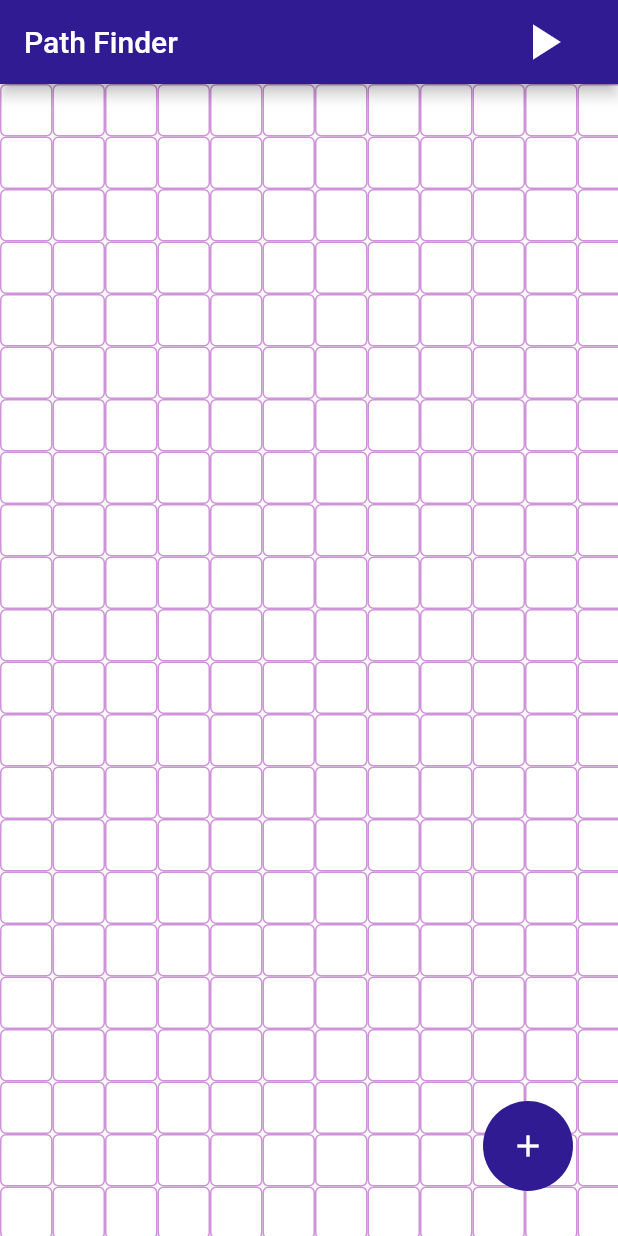
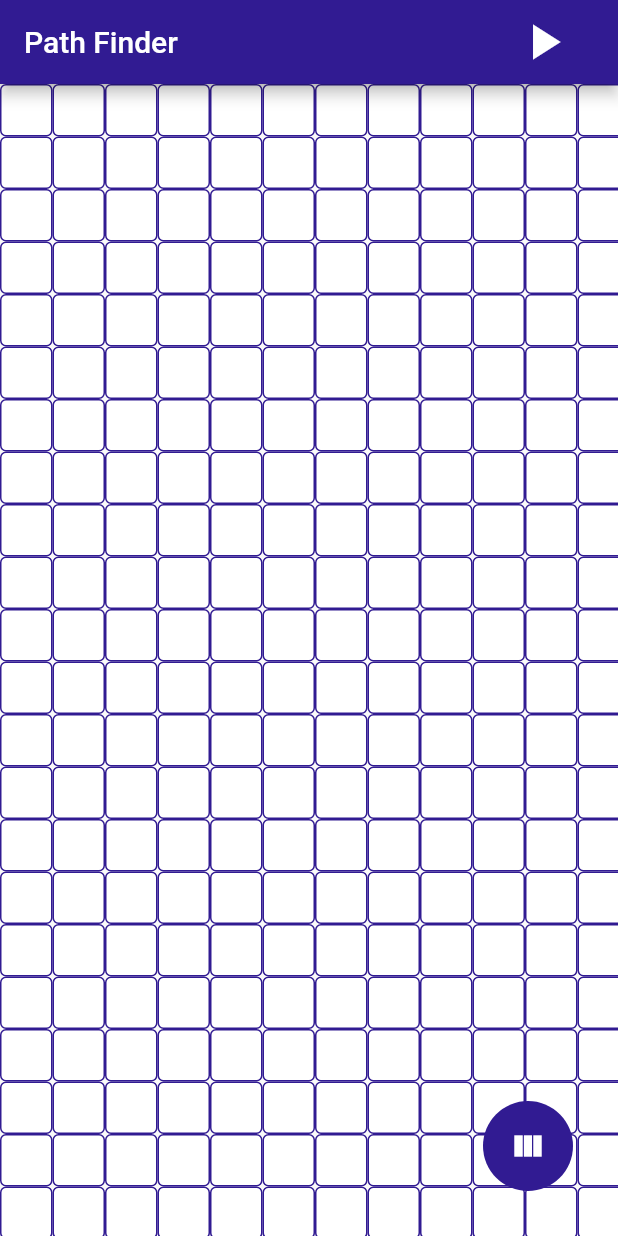
Before and after one commit to Ricardo-HayaseKoaro/flutter_path_finder, a Flutter app: the screen it shows after launch, on a phone screen of 412 x 824 dp. Run offline on Flutter 3.47's test engine with Material 2 defaults, Android fonts, the phone set to English and light mode, and no system bars.

Commit message:
add provider to action button

```diff
--- /dev/null
+++ b/lib/Model/addMode.dart
@@ -0,0 +1,24 @@
+import 'package:flutter/material.dart';
+
+class AddModel extends ChangeNotifier {
+  String _addMode;
+
+  AddModel([this._addMode = "wall"]);
+
+  String get addMode => _addMode;
+
+  setModeStart() {
+    _addMode = "start";
+    notifyListeners();
+  }
+
+  setModeFinish() {
+    _addMode = "finish";
+    notifyListeners();
+  }
+
+  setModeWall() {
+    _addMode = "wall";
+    notifyListeners();
+  }
+}
--- a/lib/Screens/home.dart
+++ b/lib/Screens/home.dart
@@ -1,5 +1,7 @@
 import 'package:flutter/material.dart';
+import 'package:path_finder/Model/addMode.dart';
 import 'package:path_finder/Widgets/circularButton.dart';
+import 'package:provider/provider.dart';
 import '../Widgets/grid.dart';
 
 class MyHomePage extends StatefulWidget {
@@ -27,11 +29,14 @@ class _MyHomePageState extends State<MyHomePage> {
             )
           ],
         ),
-        body: Stack(
-          children: [
-            Grid(),
-            FAB(),
-          ],
+        body: ChangeNotifierProvider(
+          create: (_) => AddModel(),
+          child: Stack(
+            children: [
+              Grid(),
+              FAB(),
+            ],
+          ),
         ));
   }
 }
--- a/lib/Widgets/circularButton.dart
+++ b/lib/Widgets/circularButton.dart
@@ -1,4 +1,6 @@
 import 'package:flutter/material.dart';
+import 'package:path_finder/Model/addMode.dart';
+import 'package:provider/provider.dart';
 
 class FAB extends StatefulWidget {
   const FAB({Key key}) : super(key: key);
@@ -17,6 +19,24 @@ class _FABState extends State<FAB> with SingleTickerProviderStateMixin {
   double getRadiansFromDegree(double degree) {
     double unitRadian = 57.295779513;
     return degree / unitRadian;
+  }
+
+  // ignore: missing_return
+  Icon _getIconButtonMode(String mode) {
+    switch (mode) {
+      case "start":
+        return Icon(Icons.flag, color: Colors.green[600]);
+        break;
+      case "finish":
+        return Icon(Icons.flag, color: Colors.red[600]);
+        break;
+      case "wall":
+        return Icon(Icons.view_column, color: Colors.white);
+        break;
+      default:
+        return Icon(Icons.add, color: Colors.white);
+        break;
+    }
   }
 
   @override
@@ -47,7 +67,7 @@ class _FABState extends State<FAB> with SingleTickerProviderStateMixin {
       TweenSequenceItem<double>(
           tween: Tween<double>(begin: 1.75, end: 1.0), weight: 65.0),
     ]).animate(animationController);
-    rotationAnimation = Tween<double>(begin: 180.0, end: 0.0).animate(
+    rotationAnimation = Tween<double>(begin: 360.0, end: 0.0).animate(
         CurvedAnimation(parent: animationController, curve: Curves.easeOut));
     super.initState();
     animationController.addListener(() {
@@ -88,12 +108,10 @@ class _FABState extends State<FAB> with SingleTickerProviderStateMixin {
                         color: Theme.of(context).primaryColor,
                         width: 50,
                         height: 50,
-                        icon: Icon(
-                          Icons.flag,
-                          color: Colors.white,
-                        ),
+                        icon: _getIconButtonMode("start"),
                         onClick: () {
-                          print('First Button');
+                          print('Start Mode');
+                          context.read<AddModel>().setModeStart();
                         },
                       ),
                     ),
@@ -110,12 +128,10 @@ class _FABState extends State<FAB> with SingleTickerProviderStateMixin {
                         color: Theme.of(context).primaryColor,
                         width: 50,
                         height: 50,
-                        icon: Icon(
-                          Icons.place,
-                          color: Colors.white,
-                        ),
+                        icon: _getIconButtonMode("finish"),
                         onClick: () {
-                          print('Second button');
+                          print('Finish Mode');
+                          context.read<AddModel>().setModeFinish();
                         },
                       ),
                     ),
@@ -132,12 +148,10 @@ class _FABState extends State<FAB> with SingleTickerProviderStateMixin {
                         color: Theme.of(context).primaryColor,
                         width: 50,
                         height: 50,
-                        icon: Icon(
-                          Icons.clear,
-                          color: Colors.white,
-                        ),
+                        icon: _getIconButtonMode("wall"),
                         onClick: () {
-                          print('Third Button');
+                          print('Wall Mode');
+                          context.read<AddModel>().setModeWall();
                         },
                       ),
                     ),
@@ -150,9 +164,8 @@ class _FABState extends State<FAB> with SingleTickerProviderStateMixin {
                       color: Theme.of(context).primaryColor,
                       width: 60,
                       height: 60,
-                      icon: Icon(
-                        Icons.add,
-                        color: Colors.white,
+                      icon: _getIconButtonMode(
+                        context.watch<AddModel>().addMode,
                       ),
                       onClick: () {
                         if (animationController.isCompleted) {
--- a/lib/Widgets/gridSquare.dart
+++ b/lib/Widgets/gridSquare.dart
@@ -34,8 +34,10 @@ class _GridSquareState extends State<GridSquare> {
     return Container(
         decoration: BoxDecoration(
             borderRadius: BorderRadius.all(Radius.circular(4)),
-            color: widget._node.isWall ? Colors.black : Colors.white,
-            border: Border.all(color: Colors.purple[200])),
+            color: widget._node.isWall
+                ? Theme.of(context).primaryColor
+                : Colors.white,
+            border: Border.all(color: Theme.of(context).primaryColor)),
         width: 35,
         height: 35);
   }
--- a/pubspec.yaml
+++ b/pubspec.yaml
@@ -24,6 +24,7 @@ dependencies:
   flutter:
     sdk: flutter
 
+  provider: ^4.3.3
 
   # The following adds the Cupertino Icons font to your application.
   # Use with the CupertinoIcons class for iOS style icons.
```
Also changed, not shown: pubspec.lock.
